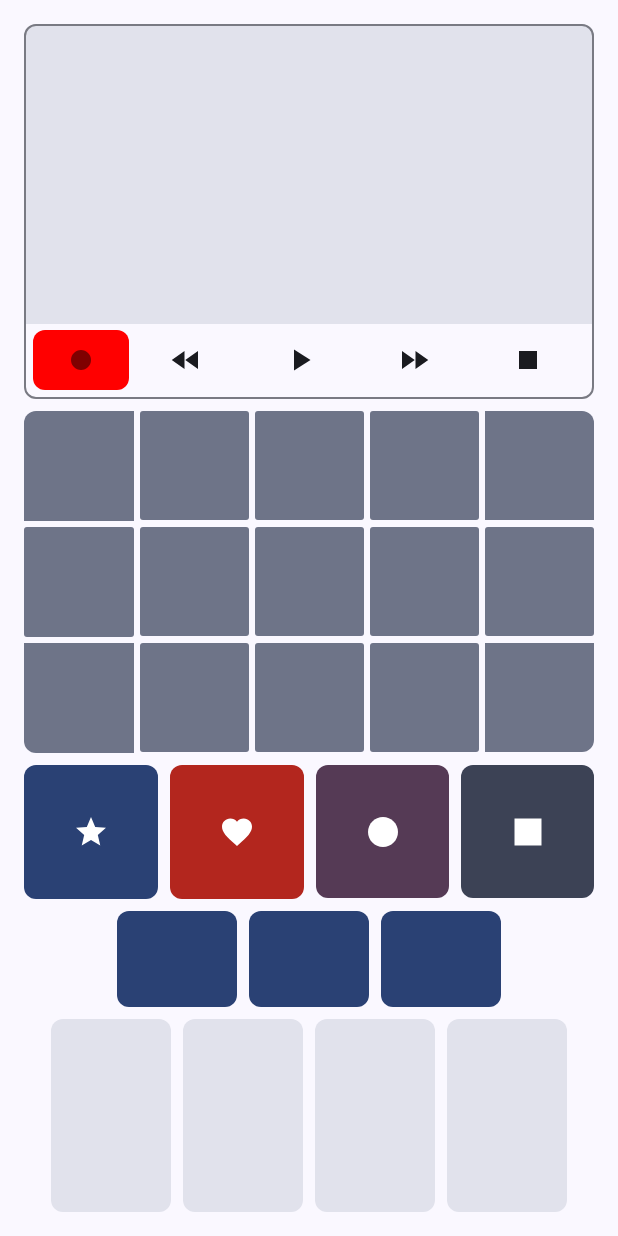
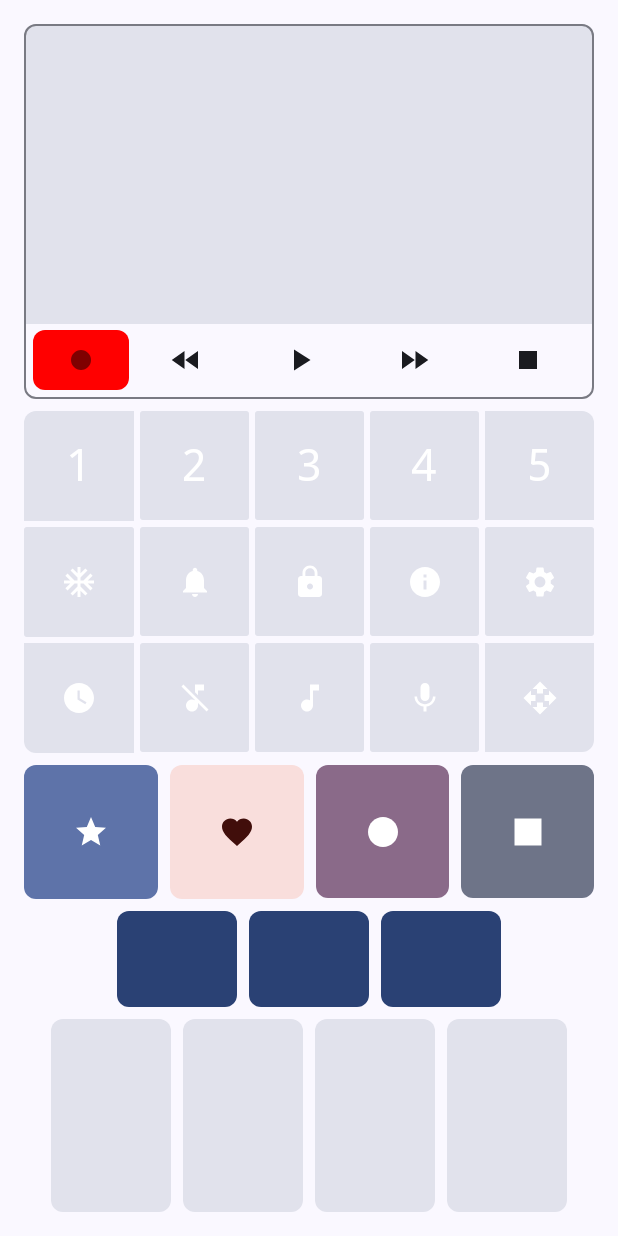
Before and after one commit to dknaack/synth-app, an Android app built with Jetpack Compose: the screen it shows after launch (MainActivity), on a phone screen of 412 x 824 dp. Run offline under Robolectric (Android 15) with nearby library versions, the phone set to English and light mode, and no system bars.

Commit message:
Change the icons for the secondary buttons

```diff
--- a/app/src/main/java/com/dknaack/synth/MainActivity.kt
+++ b/app/src/main/java/com/dknaack/synth/MainActivity.kt
@@ -1,6 +1,5 @@
 package com.dknaack.synth
 
-import android.graphics.drawable.shapes.RectShape
 import android.os.Bundle
 import androidx.activity.ComponentActivity
 import androidx.activity.compose.setContent
@@ -8,11 +7,8 @@ import androidx.activity.enableEdgeToEdge
 import androidx.compose.foundation.background
 import androidx.compose.foundation.layout.Arrangement
 import androidx.compose.foundation.layout.Box
-import androidx.compose.foundation.layout.BoxWithConstraints
 import androidx.compose.foundation.layout.Column
-import androidx.compose.foundation.layout.IntrinsicSize
 import androidx.compose.foundation.layout.Row
-import androidx.compose.foundation.layout.Spacer
 import androidx.compose.foundation.layout.aspectRatio
 import androidx.compose.foundation.layout.fillMaxHeight
 import androidx.compose.foundation.layout.fillMaxSize
@@ -21,45 +17,42 @@ import androidx.compose.foundation.layout.height
 import androidx.compose.foundation.layout.padding
 import androidx.compose.foundation.layout.size
 import androidx.compose.foundation.layout.width
-import androidx.compose.foundation.lazy.LazyColumn
-import androidx.compose.foundation.lazy.LazyRow
 import androidx.compose.foundation.lazy.grid.GridCells
 import androidx.compose.foundation.lazy.grid.LazyVerticalGrid
-import androidx.compose.foundation.lazy.items
-import androidx.compose.foundation.shape.CircleShape
+import androidx.compose.foundation.lazy.grid.items
 import androidx.compose.foundation.shape.RoundedCornerShape
 import androidx.compose.material.icons.Icons
-import androidx.compose.material.icons.automirrored.filled.ArrowForward
+import androidx.compose.material.icons.filled.AcUnit
 import androidx.compose.material.icons.filled.Circle
-import androidx.compose.material.icons.filled.Clear
 import androidx.compose.material.icons.filled.FastForward
 import androidx.compose.material.icons.filled.FastRewind
 import androidx.compose.material.icons.filled.Favorite
+import androidx.compose.material.icons.filled.Info
+import androidx.compose.material.icons.filled.Lock
 import androidx.compose.material.icons.filled.Mic
+import androidx.compose.material.icons.filled.MusicNote
+import androidx.compose.material.icons.filled.MusicOff
+import androidx.compose.material.icons.filled.Notifications
+import androidx.compose.material.icons.filled.OpenWith
 import androidx.compose.material.icons.filled.PlayArrow
+import androidx.compose.material.icons.filled.Settings
 import androidx.compose.material.icons.filled.Square
 import androidx.compose.material.icons.filled.Star
 import androidx.compose.material.icons.filled.Stop
-import androidx.compose.material.icons.filled.WaterDrop
+import androidx.compose.material.icons.filled.WatchLater
 import androidx.compose.material3.Button
-import androidx.compose.material3.ButtonColors
 import androidx.compose.material3.ButtonDefaults
-import androidx.compose.material3.ElevatedCard
 import androidx.compose.material3.ExperimentalMaterial3Api
 import androidx.compose.material3.FilledIconButton
 import androidx.compose.material3.FilledTonalButton
-import androidx.compose.material3.FilledTonalIconButton
 import androidx.compose.material3.Icon
 import androidx.compose.material3.IconButton
-import androidx.compose.material3.IconButtonColors
 import androidx.compose.material3.IconButtonDefaults
 import androidx.compose.material3.MaterialTheme
 import androidx.compose.material3.OutlinedCard
 import androidx.compose.material3.Scaffold
-import androidx.compose.material3.Shapes
 import androidx.compose.material3.Surface
 import androidx.compose.material3.Text
-import androidx.compose.material3.TopAppBar
 import androidx.compose.runtime.Composable
 import androidx.compose.ui.Alignment
 import androidx.compose.ui.Modifier
@@ -67,12 +60,10 @@ import androidx.compose.ui.graphics.Color
 import androidx.compose.ui.graphics.Shape
 import androidx.compose.ui.graphics.compositeOver
 import androidx.compose.ui.graphics.vector.ImageVector
-import androidx.compose.ui.text.TextStyle
 import androidx.compose.ui.text.font.FontFamily
 import androidx.compose.ui.tooling.preview.Preview
 import androidx.compose.ui.unit.dp
 import androidx.compose.ui.unit.sp
-import androidx.core.graphics.ColorUtils
 import com.dknaack.synth.ui.theme.SynthTheme
 
 class MainActivity : ComponentActivity() {
@@ -195,25 +186,25 @@ fun PrimaryButtonRow() {
             onClick = { },
             imageVector = Icons.Default.Star,
             contentDescription = "Button",
-            color = MaterialTheme.colorScheme.primary,
+            color = MaterialTheme.colorScheme.primaryContainer,
         ) }
         item { PrimaryButton(
             onClick = { },
             imageVector = Icons.Default.Favorite,
             contentDescription = "Button",
-            color = MaterialTheme.colorScheme.error,
+            color = MaterialTheme.colorScheme.errorContainer,
         ) }
         item { PrimaryButton(
             onClick = { },
             imageVector = Icons.Filled.Circle,
             contentDescription = "Button",
-            color = MaterialTheme.colorScheme.tertiary,
+            color = MaterialTheme.colorScheme.tertiaryContainer,
         ) }
         item { PrimaryButton(
             onClick = { },
             imageVector = Icons.Filled.Square,
             contentDescription = "Button",
-            color = MaterialTheme.colorScheme.secondary,
+            color = MaterialTheme.colorScheme.secondaryContainer,
         ) }
     }
 }
@@ -242,29 +233,71 @@ fun PrimaryButton(
 
 @Composable
 fun SecondaryButtonGrid() {
+    val icons = listOf(
+        1,
+        2,
+        3,
+        4,
+        5,
+        Icons.Default.AcUnit,
+        Icons.Default.Notifications,
+        Icons.Default.Lock,
+        Icons.Default.Info,
+        Icons.Default.Settings,
+        Icons.Default.WatchLater,
+        Icons.Default.MusicOff,
+        Icons.Default.MusicNote,
+        Icons.Default.Mic,
+        Icons.Default.OpenWith,
+    )
+
     LazyVerticalGrid(
         columns = GridCells.Fixed(5),
         modifier = Modifier.fillMaxWidth(),
         horizontalArrangement = Arrangement.spacedBy(4.dp),
         verticalArrangement = Arrangement.spacedBy(4.dp)
     ) {
-        items(15) { index ->
+        items(icons.withIndex().toList()) { (index, icon) ->
             val shape = when (index) {
                 0 -> RoundedCornerShape(topStart = 8.dp)
+                4 -> RoundedCornerShape(topEnd = 8.dp)
                 14 -> RoundedCornerShape(bottomEnd = 8.dp)
-                4 -> RoundedCornerShape(topEnd = 8.dp)
                 10 -> RoundedCornerShape(bottomStart = 8.dp)
                 else -> RoundedCornerShape(2.dp)
             }
 
-            FilledTonalButton(
-                onClick = { },
-                shape = shape,
-                modifier = Modifier
-                    .aspectRatio(1f)
-            ) {
+            SecondaryButton(shape) {
+                if (icon is ImageVector) {
+                    Icon(
+                        imageVector = icon,
+                        contentDescription = "Button",
+                    )
+                } else if (icon is Int) {
+                    Text(
+                        text = "${index+1}",
+                        fontFamily = FontFamily.Monospace,
+                        fontSize = 30.sp,
+                    )
+                }
             }
         }
+    }
+}
+
+@Composable
+fun SecondaryButton(
+    shape: Shape,
+    content: @Composable () -> Unit,
+) {
+    FilledTonalButton(
+        onClick = { },
+        shape = shape,
+        modifier = Modifier.aspectRatio(1f),
+        colors = ButtonDefaults.filledTonalButtonColors(
+            containerColor = MaterialTheme.colorScheme.surfaceVariant,
+        )
+    ) {
+        content()
     }
 }
 
```
